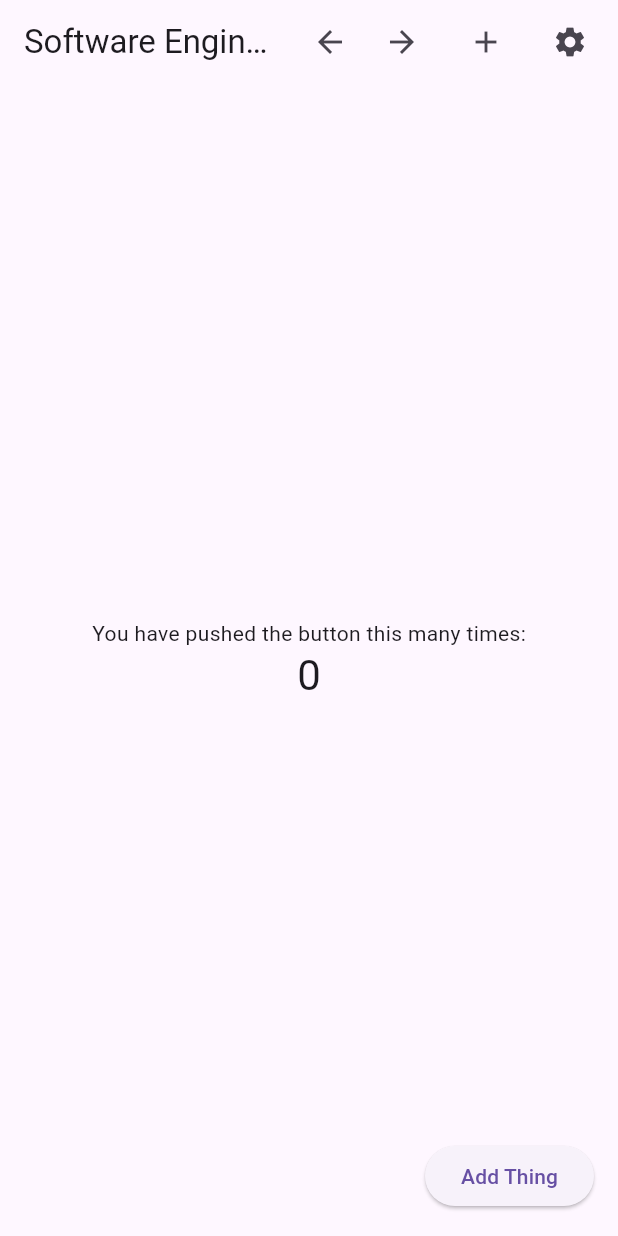
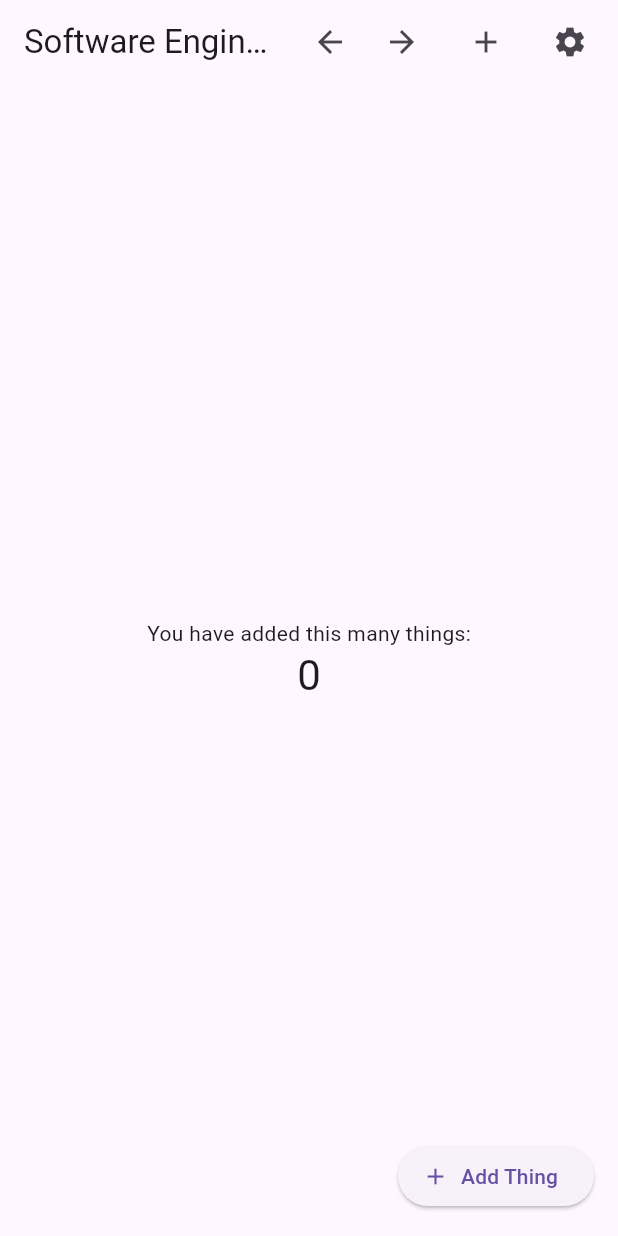
Before and after one commit to ABeeinSpace/software_engineering_project, a Flutter app: the screen it shows after launch, on a phone screen of 412 x 824 dp. Run offline on Flutter 3.47's test engine with Material 2 defaults, Android fonts, the phone set to English and light mode, and no system bars.

Commit message:
Adding tooltips to header buttons, silencing unused elements warnings, and tweaking labels

```diff
--- a/lib/main.dart
+++ b/lib/main.dart
@@ -50,19 +50,18 @@ class MyHomePage extends StatefulWidget {
 }
 
 class _MyHomePageState extends State<MyHomePage> {
-  int _counter = 0;
   int _numOfThings = 0;
 
-  void _incrementCounter() {
-    setState(() {
-      // This call to setState tells the Flutter framework that something has
-      // changed in this State, which causes it to rerun the build method below
-      // so that the display can reflect the updated values. If we changed
-      // _counter without calling setState(), then the build method would not be
-      // called again, and so nothing would appear to happen.
-      _counter++;
-    });
-  }
+  // void _incrementCounter() {
+  //   setState(() {
+  //     // This call to setState tells the Flutter framework that something has
+  //     // changed in this State, which causes it to rerun the build method below
+  //     // so that the display can reflect the updated values. If we changed
+  //     // _counter without calling setState(), then the build method would not be
+  //     // called again, and so nothing would appear to happen.
+  //
+  //   });
+  // }
 
   void _incrementNumOfThings() {
     setState(() {
@@ -86,17 +85,24 @@ class _MyHomePageState extends State<MyHomePage> {
         title: Text(widget.title),
         actions: [
           Align(
-            alignment: Alignment.center,
-            child: IconButton(onPressed: _prevButtonPressed, icon: const Icon(Icons.arrow_back))
-          ),
+              alignment: Alignment.center,
+              child: IconButton(
+                  onPressed: _prevButtonPressed,
+				  tooltip: "Previous round",
+                  icon: const Icon(Icons.arrow_back))),
           Align(
             alignment: Alignment.center,
-            child: IconButton(onPressed: _nextButtonPressed, icon: const Icon(Icons.arrow_forward)),
+            child: IconButton(
+                onPressed: _nextButtonPressed,
+				tooltip: "Next round",
+                icon: const Icon(Icons.arrow_forward)),
           ),
           ButtonBar(
             children: [
-              IconButton(onPressed: _addEntity, icon: const Icon(Icons.add)),
-              IconButton(onPressed: _settingsButtonPress, icon: const Icon(Icons.settings))
+              IconButton(onPressed: _addEntity, tooltip: "Add Thing", icon: const Icon(Icons.add)),
+              IconButton(
+                  onPressed: _settingsButtonPress,
+                  icon: const Icon(Icons.settings))
             ],
           ),
         ],
@@ -126,7 +132,7 @@ class _MyHomePageState extends State<MyHomePage> {
           mainAxisAlignment: MainAxisAlignment.center,
           children: <Widget>[
             const Text(
-              "You have pushed the button this many times:",
+              "You have added this many things:",
             ),
             Text(
               '$_numOfThings',
@@ -135,14 +141,13 @@ class _MyHomePageState extends State<MyHomePage> {
           ],
         ),
       ),
-      floatingActionButton: ElevatedButton(
+      floatingActionButton: ElevatedButton.icon(
         onPressed: _addEntity,
-
-        child: const Text("Add Thing"),
+		icon: const Icon(Icons.add),
+        label: const Text("Add Thing"),
       ), // This trailing comma makes auto-formatting nicer for build methods.
 
       // End of Body
-
     );
   }
 
@@ -154,9 +159,9 @@ class _MyHomePageState extends State<MyHomePage> {
     _incrementNumOfThings();
     ScaffoldMessengerState().removeCurrentSnackBar();
     ScaffoldMessenger.of(context).showSnackBar(
-    const SnackBar(
-      content: Text("Add thing button pressed!"),
-      duration: Duration(seconds: 2),
+      const SnackBar(
+        content: Text("Add thing button pressed!"),
+        duration: Duration(seconds: 2),
       ),
     );
     SnackBarBehavior.floating;
```
